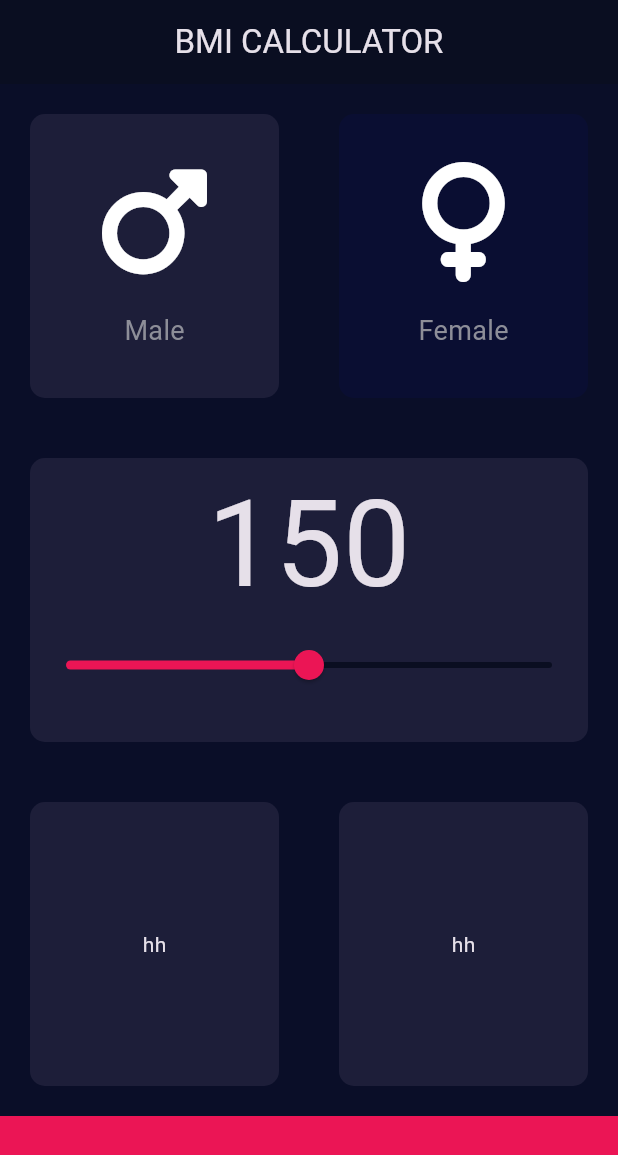
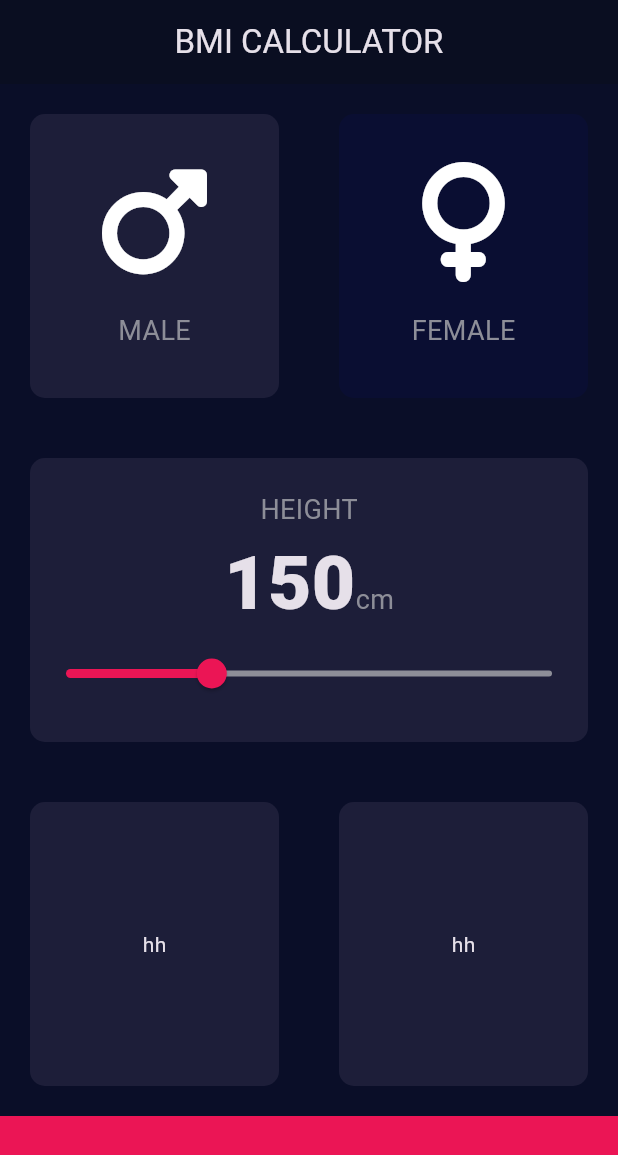
Before and after one commit to ZakariaNasri/bmi_calcucator, a Flutter app: the screen it shows after launch, on a phone screen of 412 x 824 dp. Shown: the top 1155 px of the screen. Run offline on Flutter 3.47's test engine with Material 3 defaults, Android fonts, the phone set to English and light mode, and no system bars; our stand-ins replace font_awesome_flutter.

Commit message:
finishing the HEIGHT card , adding the slider on height and link it tou the hight variable

```diff
--- a/lib/constants.dart
+++ b/lib/constants.dart
@@ -1,6 +1,7 @@
 import 'package:flutter/material.dart';
 
-const labelTextStyle = TextStyle(fontSize: 18, color: Color(0xFF8D8E98));
-const Color BottomBarColor = Color(0xFFEB1555);
-const Color ActiveCardBG = Color(0xFF1D1E39);
-const Color InactiveCardBG = Color(0xFF0A0E32);
+const kLabelTextStyle = TextStyle(fontSize: 18, color: Color(0xFF8D8E98));
+const kValueTextStyle = TextStyle(fontSize: 50, fontWeight: FontWeight.w900);
+const Color kBottomBarColor = Color(0xFFEB1555);
+const Color kActiveCardBG = Color(0xFF1D1E39);
+const Color kInactiveCardBG = Color(0xFF0A0E32);
--- a/lib/icon_content.dart
+++ b/lib/icon_content.dart
@@ -20,7 +20,7 @@ class Gender extends StatelessWidget {
         ),
         Text(
           text,
-          style: labelTextStyle,
+          style: kLabelTextStyle,
         ),
       ],
     );
--- a/lib/input_page.dart
+++ b/lib/input_page.dart
@@ -6,7 +6,7 @@ import 'constants.dart';
 
 enum GenderTypes { male, female }
 
-int Height = 150;
+int height = 150;
 
 class InputPage extends StatefulWidget {
   const InputPage({super.key});
@@ -39,11 +39,11 @@ class _InputPageState extends State<InputPage> {
                       });
                     },
                     bgColor: selectedGender == GenderTypes.male
-                        ? ActiveCardBG
-                        : InactiveCardBG,
+                        ? kActiveCardBG
+                        : kInactiveCardBG,
                     childWidget: Gender(
                       icon: FontAwesomeIcons.mars,
-                      text: 'Male',
+                      text: 'MALE',
                     ),
                   ),
                 ),
@@ -55,11 +55,11 @@ class _InputPageState extends State<InputPage> {
                       });
                     },
                     bgColor: selectedGender == GenderTypes.female
-                        ? ActiveCardBG
-                        : InactiveCardBG,
+                        ? kActiveCardBG
+                        : kInactiveCardBG,
                     childWidget: Gender(
                       icon: FontAwesomeIcons.venus,
-                      text: 'Female',
+                      text: 'FEMALE',
                     ),
                   ),
                 ),
@@ -68,21 +68,39 @@ class _InputPageState extends State<InputPage> {
           ),
           Expanded(
             child: MyCard(
-              bgColor: ActiveCardBG,
+              bgColor: kActiveCardBG,
               childWidget: Column(
+                mainAxisAlignment: MainAxisAlignment.center,
                 children: [
                   Text(
-                    '${Height}',
-                    style: TextStyle(fontSize: 80),
+                    'HEIGHT',
+                    style: kLabelTextStyle,
+                  ),
+                  Row(
+                    mainAxisAlignment: MainAxisAlignment.center,
+                    crossAxisAlignment: CrossAxisAlignment.baseline,
+                    textBaseline: TextBaseline.alphabetic,
+                    children: [
+                      Text(
+                        height.toString(),
+                        style: kValueTextStyle,
+                      ),
+                      Text(
+                        'cm',
+                        style: kLabelTextStyle,
+                      )
+                    ],
                   ),
                   Slider(
-                    value: .5,
-                    activeColor: BottomBarColor,
-                    inactiveColor: Color(0xFF0A0E21),
+                    value: height.toDouble(),
+                    min: 120,
+                    max: 220,
+                    activeColor: kBottomBarColor,
+                    inactiveColor: Color(0xFF8D8E98),
                     onChanged: (double newValue) {
                       setState(
                         () {
-                          Height = newValue.round();
+                          height = newValue.round();
                         },
                       );
                     },
@@ -96,13 +114,13 @@ class _InputPageState extends State<InputPage> {
               children: [
                 Expanded(
                   child: MyCard(
-                    bgColor: ActiveCardBG,
+                    bgColor: kActiveCardBG,
                     childWidget: Text('hh'),
                   ),
                 ),
                 Expanded(
                   child: MyCard(
-                    bgColor: ActiveCardBG,
+                    bgColor: kActiveCardBG,
                     childWidget: Text('hh'),
                   ),
                 ),
@@ -112,7 +130,7 @@ class _InputPageState extends State<InputPage> {
           Container(
             height: 80,
             width: double.infinity,
-            color: BottomBarColor,
+            color: kBottomBarColor,
           ),
         ],
       ),
```
